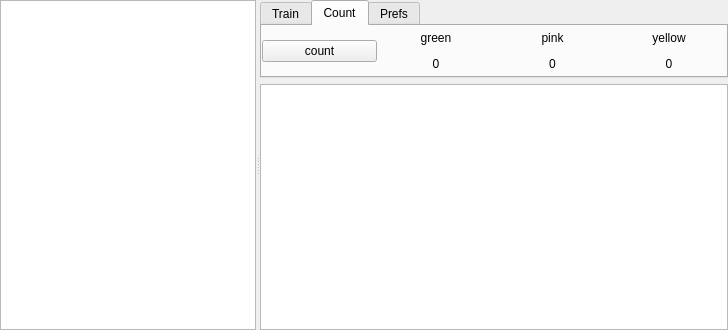
This is VoteCounter/VoteCounter.ui in v2lab/vote-counter as Qt 5 draws it before an edit. The edited form follows.
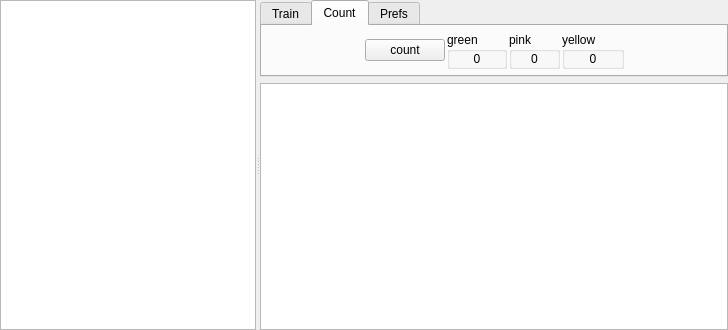
This is the edited form. The open tabs and pages were chosen to show the change.

Diff of the .ui file:
```diff
--- a/VoteCounter/VoteCounter.ui
+++ b/VoteCounter/VoteCounter.ui
@@ -62,7 +62,7 @@
           </sizepolicy>
          </property>
          <property name="currentIndex">
-          <number>1</number>
+          <number>0</number>
          </property>
          <widget class="QWidget" name="trainTab">
           <attribute name="title">
@@ -134,30 +134,62 @@
              </attribute>
             </widget>
            </item>
-           <item row="2" column="1">
-            <widget class="QRadioButton" name="maskDrawMode">
-             <property name="text">
-              <string>mask</string>
-             </property>
-             <attribute name="buttonGroup">
-              <string>trainModeGroup</string>
-             </attribute>
-            </widget>
-           </item>
-           <item row="2" column="2" colspan="2">
-            <widget class="QPushButton" name="clearTrainLayer">
-             <property name="text">
-              <string>reset layer</string>
-             </property>
-            </widget>
-           </item>
-           <item row="1" column="4">
+           <item row="2" column="4">
             <widget class="QPushButton" name="learn">
              <property name="text">
               <string>learn colors</string>
              </property>
             </widget>
            </item>
+           <item row="1" column="4">
+            <widget class="QPushButton" name="clearTrainLayer">
+             <property name="text">
+              <string>reset color</string>
+             </property>
+            </widget>
+           </item>
+           <item row="2" column="3">
+            <widget class="QRadioButton" name="maskDrawMode">
+             <property name="text">
+              <string>mask</string>
+             </property>
+             <attribute name="buttonGroup">
+              <string>trainModeGroup</string>
+             </attribute>
+            </widget>
+           </item>
+           <item row="2" column="1">
+            <widget class="QLabel" name="label_3">
+             <property name="text">
+              <string>pick fuzz</string>
+             </property>
+             <property name="alignment">
+              <set>Qt::AlignRight|Qt::AlignTrailing|Qt::AlignVCenter</set>
+             </property>
+            </widget>
+           </item>
+           <item row="2" column="2">
+            <widget class="QSpinBox" name="pickFuzz">
+             <property name="alignment">
+              <set>Qt::AlignRight|Qt::AlignTrailing|Qt::AlignVCenter</set>
+             </property>
+             <property name="suffix">
+              <string/>
+             </property>
+             <property name="minimum">
+              <number>1</number>
+             </property>
+             <property name="maximum">
+              <number>255</number>
+             </property>
+             <property name="singleStep">
+              <number>1</number>
+             </property>
+             <property name="value">
+              <number>15</number>
+             </property>
+            </widget>
+           </item>
           </layout>
          </widget>
          <widget class="QWidget" name="countTab">
@@ -171,7 +203,33 @@
            <property name="spacing">
             <number>2</number>
            </property>
-           <item row="0" column="0" rowspan="2">
+           <item row="0" column="0">
+            <spacer name="horizontalSpacer_9">
+             <property name="orientation">
+              <enum>Qt::Horizontal</enum>
+             </property>
+             <property name="sizeHint" stdset="0">
+              <size>
+               <width>40</width>
+               <height>20</height>
+              </size>
+             </property>
+            </spacer>
+           </item>
+           <item row="0" column="7">
+            <spacer name="horizontalSpacer_10">
+             <property name="orientation">
+              <enum>Qt::Horizontal</enum>
+             </property>
+             <property name="sizeHint" stdset="0">
+              <size>
+               <width>40</width>
+               <height>20</height>
+              </size>
+             </property>
+            </spacer>
+           </item>
+           <item row="0" column="2">
             <widget class="QPushButton" name="count">
              <property name="text">
               <string>count</string>
@@ -187,64 +245,70 @@
              </property>
             </widget>
            </item>
-           <item row="0" column="1">
-            <widget class="QLabel" name="label_7">
-             <property name="text">
+           <item row="0" column="3">
+            <widget class="QGroupBox" name="groupBox">
+             <property name="title">
               <string>green</string>
              </property>
-             <property name="alignment">
-              <set>Qt::AlignCenter</set>
-             </property>
+             <layout class="QVBoxLayout" name="verticalLayout_2">
+              <property name="margin">
+               <number>0</number>
+              </property>
+              <item>
+               <widget class="QLabel" name="greenCount">
+                <property name="text">
+                 <string>0</string>
+                </property>
+                <property name="alignment">
+                 <set>Qt::AlignCenter</set>
+                </property>
+               </widget>
+              </item>
+             </layout>
             </widget>
            </item>
-           <item row="0" column="2">
-            <widget class="QLabel" name="label_8">
-             <property name="text">
+           <item row="0" column="5">
+            <widget class="QGroupBox" name="groupBox_2">
+             <property name="title">
               <string>pink</string>
              </property>
-             <property name="alignment">
-              <set>Qt::AlignCenter</set>
-             </property>
+             <layout class="QVBoxLayout" name="verticalLayout_3">
+              <property name="margin">
+               <number>0</number>
+              </property>
+              <item>
+               <widget class="QLabel" name="pinkCount">
+                <property name="text">
+                 <string>0</string>
+                </property>
+                <property name="alignment">
+                 <set>Qt::AlignCenter</set>
+                </property>
+               </widget>
+              </item>
+             </layout>
             </widget>
            </item>
-           <item row="0" column="3">
-            <widget class="QLabel" name="label_9">
-             <property name="text">
+           <item row="0" column="6">
+            <widget class="QGroupBox" name="groupBox_3">
+             <property name="title">
               <string>yellow</string>
              </property>
-             <property name="alignment">
-              <set>Qt::AlignCenter</set>
-             </property>
-            </widget>
-           </item>
-           <item row="1" column="1">
-            <widget class="QLabel" name="greenCount">
-             <property name="text">
-              <string>0</string>
-             </property>
-             <property name="alignment">
-              <set>Qt::AlignCenter</set>
-             </property>
-            </widget>
-           </item>
-           <item row="1" column="2">
-            <widget class="QLabel" name="pinkCount">
-             <property name="text">
-              <string>0</string>
-             </property>
-             <property name="alignment">
-              <set>Qt::AlignCenter</set>
-             </property>
-            </widget>
-           </item>
-           <item row="1" column="3">
-            <widget class="QLabel" name="yellowCount">
-             <property name="text">
-              <string>0</string>
-             </property>
-             <property name="alignment">
-              <set>Qt::AlignCenter</set>
-             </property>
+             <layout class="QVBoxLayout" name="verticalLayout_4">
+              <property name="margin">
+               <number>0</number>
+              </property>
+              <item>
+               <widget class="QLabel" name="yellowCount">
+                <property name="text">
+                 <string>0</string>
+                </property>
+                <property name="alignment">
+                 <set>Qt::AlignCenter</set>
+                </property>
+               </widget>
+              </item>
+             </layout>
             </widget>
            </item>
           </layout>
@@ -277,7 +341,7 @@
              </property>
             </widget>
            </item>
-           <item row="0" column="5">
+           <item row="0" column="3">
             <spacer name="horizontalSpacer">
              <property name="orientation">
               <enum>Qt::Horizontal</enum>
@@ -303,39 +367,7 @@
              </property>
             </spacer>
            </item>
-           <item row="0" column="4">
-            <widget class="QSpinBox" name="pickFuzz">
-             <property name="alignment">
-              <set>Qt::AlignRight|Qt::AlignTrailing|Qt::AlignVCenter</set>
-             </property>
-             <property name="suffix">
-              <string/>
-             </property>
-             <property name="minimum">
-              <number>1</number>
-             </property>
-             <property name="maximum">
-              <number>255</number>
-             </property>
-             <property name="singleStep">
-              <number>1</number>
-             </property>
-             <property name="value">
-              <number>50</number>
-             </property>
-            </widget>
-           </item>
-           <item row="0" column="3">
-            <widget class="QLabel" name="label_3">
-             <property name="text">
-              <string>pick fuzz</string>
-             </property>
-             <property name="alignment">
-              <set>Qt::AlignRight|Qt::AlignTrailing|Qt::AlignVCenter</set>
-             </property>
-            </widget>
-           </item>
-           <item row="1" column="3">
+           <item row="1" column="1">
             <widget class="QLabel" name="label_2">
              <property name="text">
               <string extracomment="limit width / height of the working image to this number of pixels">working size limit</string>
@@ -345,7 +377,7 @@
              </property>
             </widget>
            </item>
-           <item row="1" column="4">
+           <item row="1" column="2">
             <widget class="QSpinBox" name="sizeLimit">
              <property name="minimum">
               <number>120</number>
@@ -356,6 +388,9 @@
              <property name="singleStep">
               <number>16</number>
              </property>
+             <property name="value">
+              <number>1024</number>
+             </property>
             </widget>
            </item>
           </layout>
```
